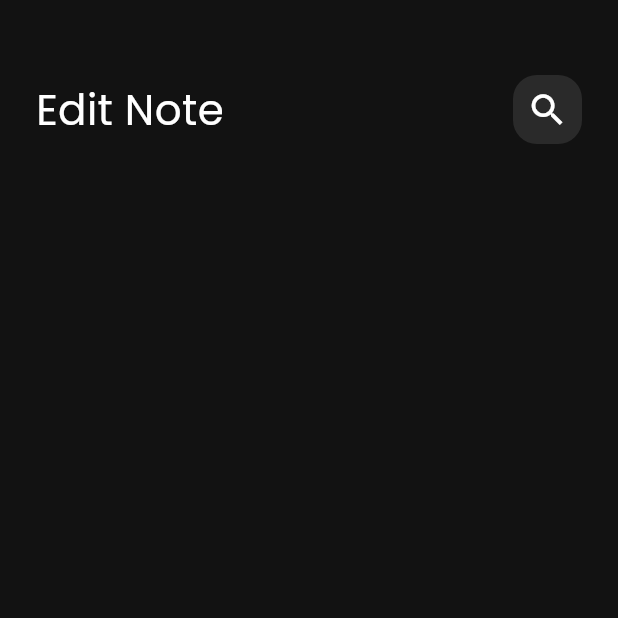
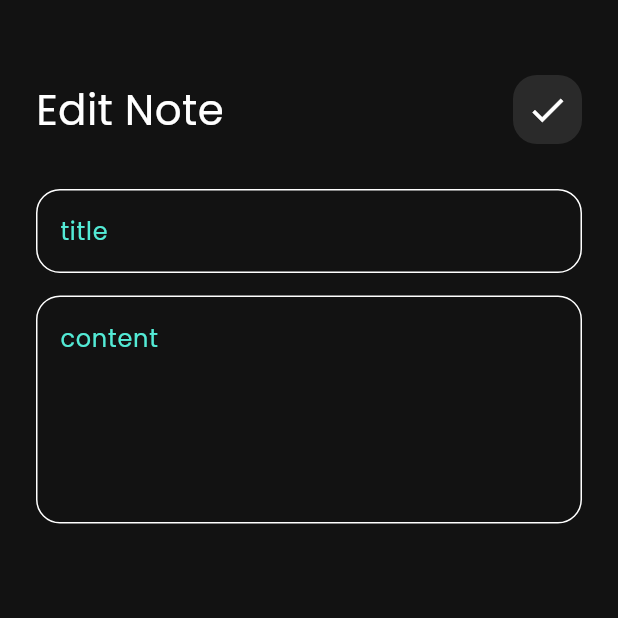
Before and after one commit to 0omarahmed73/notes_app, a Flutter app: the screen it shows after launch, after a tap on "Flutter Tips", on a phone screen of 412 x 824 dp, the top half of it. Run offline on Flutter 3.47's test engine with Material 3 defaults, Android fonts, the phone set to English and light mode, and no system bars.

Commit message:
Refactor CustomAppBar and CustomSearchIcon widgets for improved layout and styling

```diff
--- a/lib/widgets/custom_app_bar.dart
+++ b/lib/widgets/custom_app_bar.dart
@@ -2,12 +2,13 @@ import 'package:flutter/material.dart';
 import 'package:notes_app/widgets/custom_search_icon.dart';
 
 class CustomAppBar extends StatelessWidget {
-  const CustomAppBar({super.key, required this.title});
+  const CustomAppBar({super.key, required this.title, required this.iconData});
   final String title;
+  final IconData iconData;
   @override
   Widget build(BuildContext context) {
     return Padding(
-      padding: EdgeInsets.only(bottom: 20.0),
+      padding: EdgeInsets.only(bottom: 20.0, right: 24, left: 24, top: 50),
       child: Row(
         mainAxisAlignment: MainAxisAlignment.spaceBetween,
         children: [
@@ -17,7 +18,9 @@ class CustomAppBar extends StatelessWidget {
               fontSize: 28,
             ),
           ),
-          CustomSearchIcon()
+          CustomSearchIcon(
+            iconData: iconData,
+          )
         ],
       ),
     );
--- a/lib/widgets/custom_search_icon.dart
+++ b/lib/widgets/custom_search_icon.dart
@@ -1,8 +1,8 @@
 import 'package:flutter/material.dart';
 
 class CustomSearchIcon extends StatelessWidget {
-  const CustomSearchIcon({super.key});
-
+  const CustomSearchIcon({super.key, required this.iconData});
+  final IconData iconData;
   @override
   Widget build(BuildContext context) {
     return Container(
@@ -12,9 +12,9 @@ class CustomSearchIcon extends StatelessWidget {
         color: Colors.white10,
         borderRadius: BorderRadius.circular(16),
       ),
-      child: const Center(
+      child: Center(
         child: Icon(
-          Icons.search,
+          iconData,
           size: 28,
         ),
       ),
--- a/lib/widgets/edit_note_view_body.dart
+++ b/lib/widgets/edit_note_view_body.dart
@@ -1,22 +1,34 @@
 import 'package:flutter/material.dart';
 import 'package:notes_app/widgets/custom_app_bar.dart';
+import 'package:notes_app/widgets/custom_text_field.dart';
 
 class EditNoteViewBody extends StatelessWidget {
   const EditNoteViewBody({super.key});
 
   @override
   Widget build(BuildContext context) {
-    return Padding(
-        padding: EdgeInsets.symmetric(horizontal: 24),
+    return Column(
+      children: [
+        CustomAppBar(
+          title: 'Edit Note',
+          iconData: Icons.check,
+        ),
+        Padding(
+          padding: EdgeInsets.symmetric(horizontal: 24.0, vertical: 10),
           child: Column(
             children: [
+              CustomTextField(hint: 'title'),
               SizedBox(
-              height: 50,
+                height: 15,
               ),
-            CustomAppBar(
-              title: 'Edit Note',
+              CustomTextField(
+                hint: 'content',
+                maxLines: 5,
               ),
             ],
-        ));
+          ),
+        )
+      ],
+    );
   }
 }
--- a/lib/widgets/notes_view_body.dart
+++ b/lib/widgets/notes_view_body.dart
@@ -9,23 +9,19 @@ class NoteViewBody extends StatelessWidget {
 
   @override
   Widget build(BuildContext context) {
-    return const Padding(
-      padding: EdgeInsets.symmetric(horizontal: 24),
-      child: Column(
+    return const Column(
       children: [
-          SizedBox(
-            height: 50,
-          ),
         CustomAppBar(
           title: 'Notes',
+          iconData: Icons.search,
         ),
         Expanded(
           child: Padding(
-            padding: EdgeInsets.only(bottom: 12.0, top: 0),
+            padding: EdgeInsets.symmetric(horizontal: 24.0),
             child: NotesListView(),
-          ))
+          ),
+        )
       ],
-      ),
     );
   }
 }
```
Lines whose indentation alone changed are shown as unchanged.
